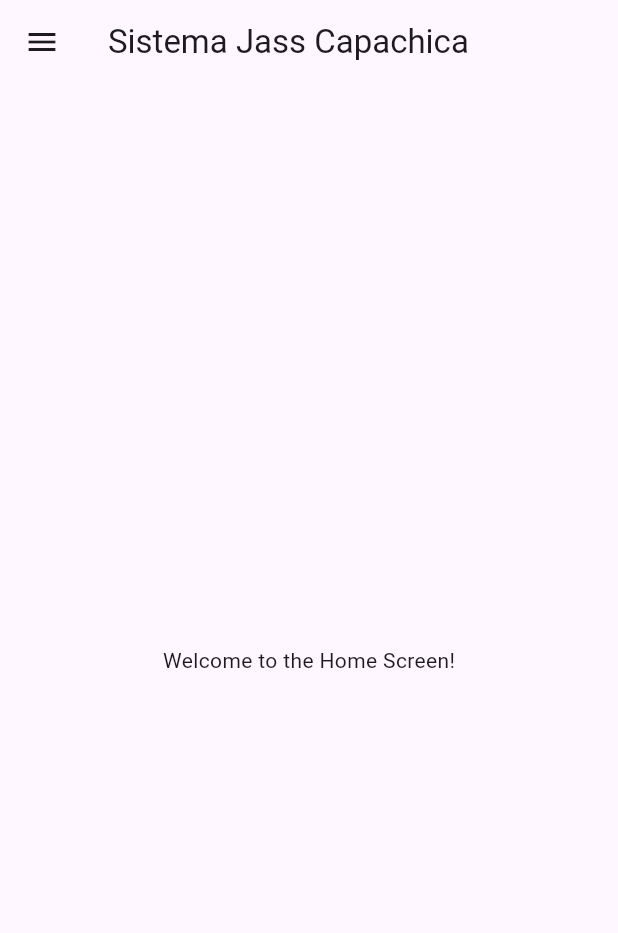
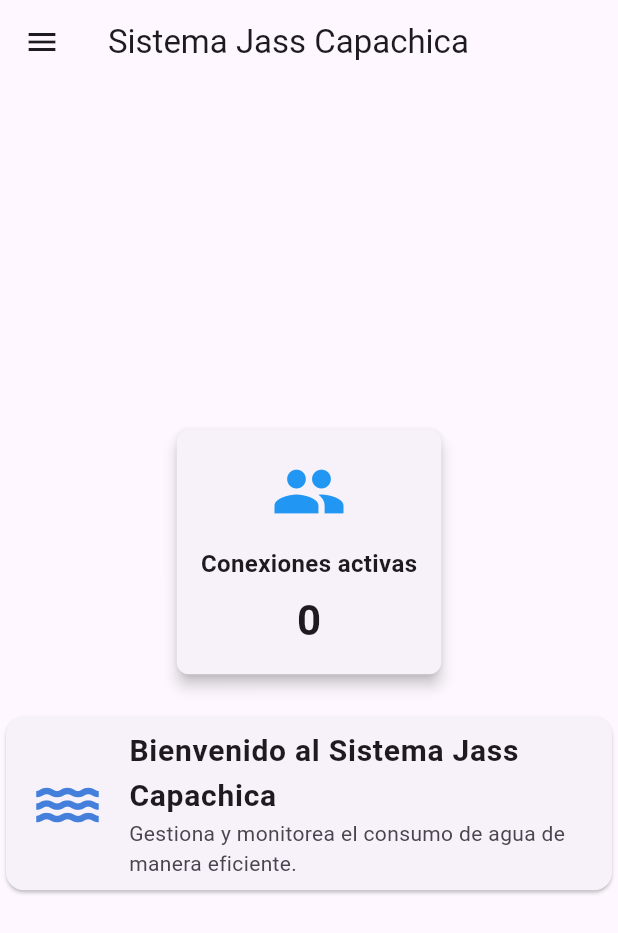
Before and after one commit to ozuro/app_lecturador, a Flutter app: the HomeScreen screen opened directly, on a phone screen of 412 x 824 dp. Shown: the top 933 px of the screen. Run offline on Flutter 3.47's test engine with Material 3 defaults, Android fonts, the phone set to English and light mode, and no system bars; our stand-ins replace flutter_riverpod, shared_preferences; accounts and stored records are empty; network calls fail.

Commit message:
home cantidad de conexiones

```diff
--- /dev/null
+++ b/lib/domain/reporsitories/reporte_home_repository.dart
@@ -0,0 +1,5 @@
+import 'package:app_lecturador/domain/entities/reporte_entities.dart';
+
+abstract class ReporteHomeRepository {
+  Future<ReporteHomeEntity> getReporteHome();
+}
--- /dev/null
+++ b/lib/presentation/providers/home/home_provider.dart
@@ -0,0 +1,11 @@
+import 'package:app_lecturador/presentation/providers/home/home_state.dart';
+import 'package:flutter_riverpod/flutter_riverpod.dart';
+import 'home_notifier.dart';
+
+import 'home_repository.dart';
+
+final reporteHomeProvider =
+    StateNotifierProvider<ReporteHomeNotifier, ReporteHomeState>((ref) {
+  final repository = ref.watch(reporteHomeRepositoryProvider);
+  return ReporteHomeNotifier(repository);
+});
--- a/lib/presentation/screens/home.dart
+++ b/lib/presentation/screens/home.dart
@@ -1,21 +1,25 @@
-import 'package:app_lecturador/domain/entities/consumo_entities.dart';
-import 'package:app_lecturador/presentation/screens/consumos/lista_consumo.dart'
-    show ConsumosPage, ListaConsumo;
+import 'package:app_lecturador/presentation/providers/home/home_notifier.dart';
+import 'package:app_lecturador/presentation/providers/home/home_provider.dart';
+import 'package:app_lecturador/presentation/screens/consumos/lista_consumo.dart';
 import 'package:flutter/material.dart';
+import 'package:flutter_riverpod/flutter_riverpod.dart';
 
-class HomeScreen extends StatelessWidget {
+class HomeScreen extends ConsumerWidget {
+  const HomeScreen({super.key});
+
   static const String title = 'Sistema Jass Capachica';
   static const Color colorazul = Color.fromARGB(255, 68, 128, 219);
-  const HomeScreen({super.key});
 
   @override
-  Widget build(BuildContext context) {
+  Widget build(BuildContext context, WidgetRef ref) {
+    // Escucha el provider que trae los datos del home
+    final reporteHome = ref.watch(reporteHomeProvider);
+
     return Scaffold(
       appBar: AppBar(
-        title: const Text(title),
+        title: const Text(HomeScreen.title),
       ),
       drawer: Drawer(
-          // backgroundColor: Color.fromARGB(255, 91, 190, 240),
         child: Column(
           children: [
             const DrawerHeader(
@@ -24,7 +28,7 @@ class HomeScreen extends StatelessWidget {
               ),
               child: Center(
                 child: Text(
-                title,
+                  HomeScreen.title,
                   style: TextStyle(
                     color: Colors.white,
                     fontSize: 24,
@@ -33,31 +37,87 @@ class HomeScreen extends StatelessWidget {
               ),
             ),
             const ListTile(
-            leading: Icon(Icons.home, color: colorazul),
-            title: Text('Inicio', style: TextStyle(color: colorazul)),
+              leading: Icon(Icons.home, color: HomeScreen.colorazul),
+              title:
+                  Text('Inicio', style: TextStyle(color: HomeScreen.colorazul)),
             ),
             ListTile(
-            leading: Icon(Icons.app_registration, color: colorazul),
-            title: Text('Consumo', style: TextStyle(color: colorazul)),
+              leading: const Icon(Icons.app_registration,
+                  color: HomeScreen.colorazul),
+              title: const Text('Consumo',
+                  style: TextStyle(color: HomeScreen.colorazul)),
               onTap: () {
                 Navigator.push(
                   context,
-                  MaterialPageRoute(
-                      builder: (context) => const ConsumosPage()));
+                  MaterialPageRoute(builder: (context) => const ConsumosPage()),
+                );
               },
             ),
             const ListTile(
-            leading: Icon(Icons.person, color: colorazul),
-            title: Text('Perfil', style: TextStyle(color: colorazul)),
+              leading: Icon(Icons.person, color: HomeScreen.colorazul),
+              title:
+                  Text('Perfil', style: TextStyle(color: HomeScreen.colorazul)),
             ),
             const ListTile(
-            leading: Icon(Icons.settings, color: colorazul),
-            title: Text('Configuración', style: TextStyle(color: colorazul)),
+              leading: Icon(Icons.settings, color: HomeScreen.colorazul),
+              title: Text('Configuración',
+                  style: TextStyle(color: HomeScreen.colorazul)),
             ),
           ],
-      )),
-      body: const Center(
-        child: Text('Welcome to the Home Screen!'),
+        ),
+      ),
+      body: Center(
+        child: Column(
+          mainAxisSize: MainAxisSize.min,
+          children: <Widget>[
+            // Card dinámico de conexiones activas
+            Card(
+              elevation: 4,
+              shape: const RoundedRectangleBorder(
+                borderRadius: BorderRadius.all(Radius.circular(8)),
+              ),
+              child: Padding(
+                padding: const EdgeInsets.all(16),
+                child: Column(
+                  mainAxisAlignment: MainAxisAlignment.center,
+                  children: [
+                    const Icon(Icons.people, size: 50, color: Colors.blue),
+                    const SizedBox(height: 12),
+                    const Text(
+                      'Conexiones activas',
+                      style:
+                          TextStyle(fontSize: 16, fontWeight: FontWeight.bold),
+                    ),
+                    const SizedBox(height: 6),
+                    // Aquí mostramos la cantidad de conexiones
+                    Text(
+                      reporteHome?.cantidadConexiones.toString() ??
+                          'Cargando...',
+                      style: const TextStyle(
+                        fontSize: 28,
+                        fontWeight: FontWeight.bold,
+                      ),
+                    ),
+                  ],
+                ),
+              ),
+            ),
+            const SizedBox(height: 20),
+            // Card de bienvenida
+            Card(
+              child: ListTile(
+                leading: const Icon(Icons.water, color: colorazul, size: 50),
+                title: const Text(
+                  'Bienvenido al Sistema Jass Capachica',
+                  style: TextStyle(fontSize: 20, fontWeight: FontWeight.bold),
+                ),
+                subtitle: const Text(
+                  'Gestiona y monitorea el consumo de agua de manera eficiente.',
+                ),
+              ),
+            ),
+          ],
+        ),
       ),
     );
   }
--- a/lib/presentation/widget/content.dart
+++ b/lib/presentation/widget/content.dart
@@ -38,7 +38,7 @@ class _Content extends StatelessWidget {
           final conexion = state.data[index];
           return Card(
             child: ListTile(
-              title: Text(conexion.codigo),
+              // title: Text(conexion.codigo),
               subtitle: Text('Código: ${conexion.codigo}'),
             ),
           );
```
Also changed, not shown: lib/data/data_sources/repository/reporte_home_impl.dart (added, +14 -0 lines), lib/data/data_sources/services/reporte_home_data_sources.dart (added, +31 -0 lines), lib/domain/entities/reporte_entities.dart (added, +9 -0 lines), lib/presentation/providers/home/home_notifier.dart (added, +28 -0 lines), lib/presentation/providers/home/home_repository.dart (added, +9 -0 lines), lib/presentation/providers/home/home_state.dart (added, +23 -0 lines), 4 other files. Lines whose indentation alone changed are shown as unchanged.
